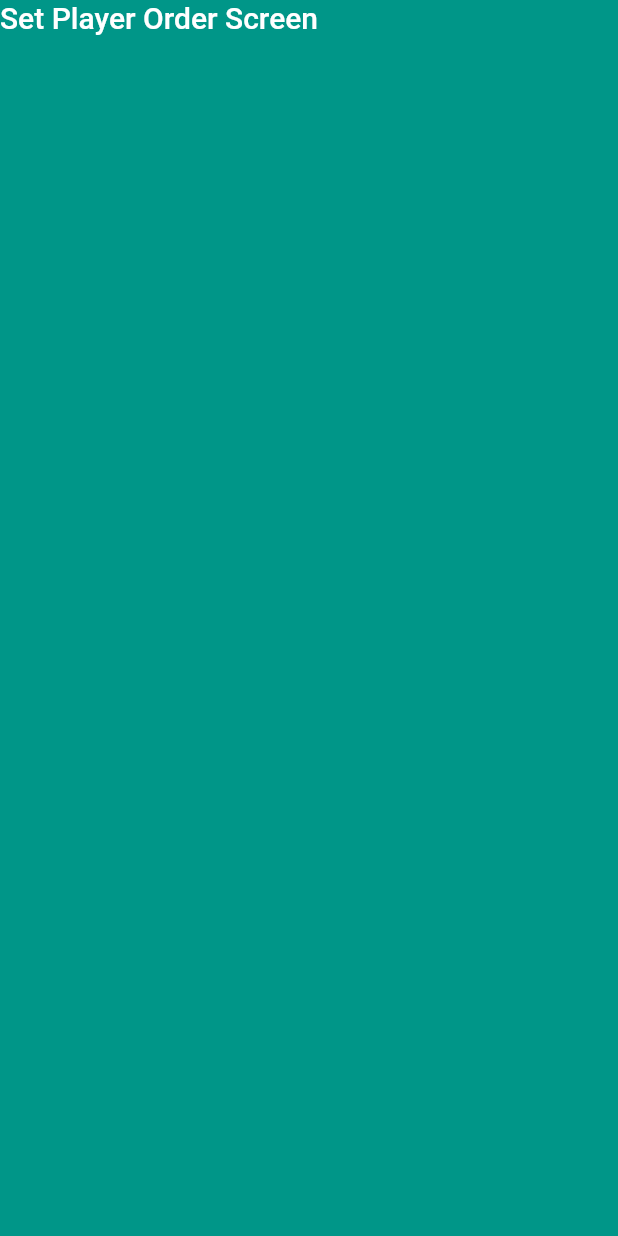
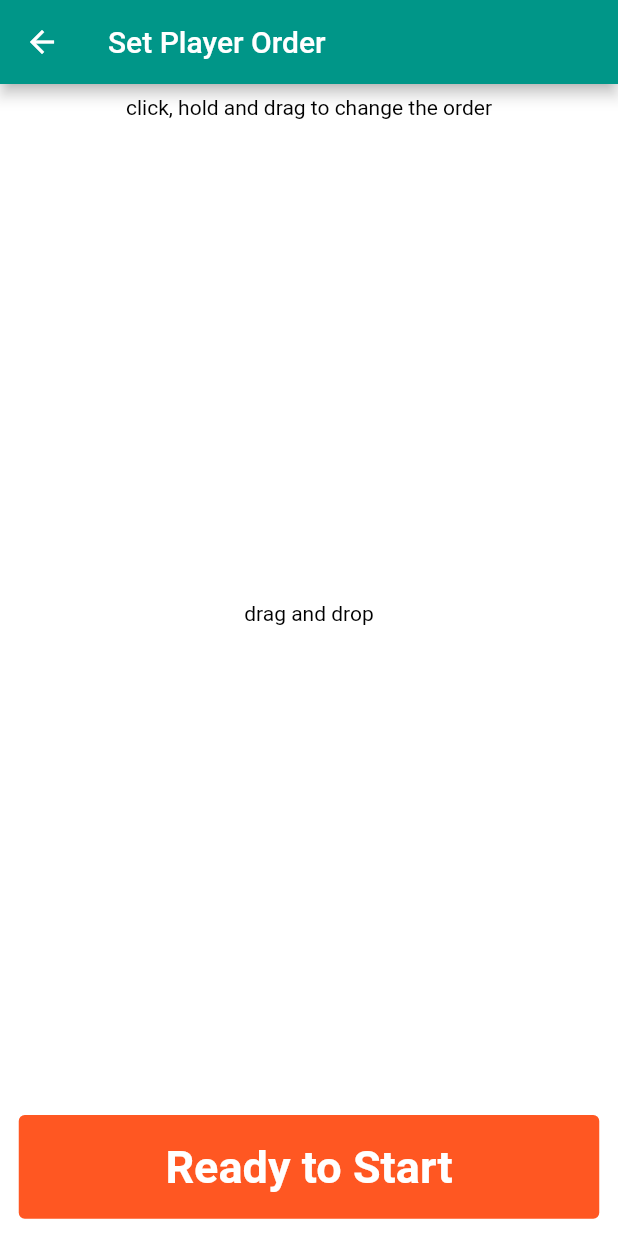
Before and after one commit to Kgresmer/farkle_scoreboard, a Flutter app: the SetPlayerOrderScreen screen opened by its route, on a phone screen of 412 x 824 dp. Run offline on Flutter 3.47's test engine with Material 2 defaults, Android fonts, the phone set to English and light mode, and no system bars.

Commit message:
Adding basic code for set roster and scoreboard. Navigation setup.

```diff
--- a/lib/screens/add_existing_player_screen.dart
+++ b/lib/screens/add_existing_player_screen.dart
@@ -62,7 +62,6 @@ class _AddExistingPlayerScreenState extends State<AddExistingPlayerScreen> {
 
   @override
   Widget build(BuildContext context) {
-    print('got in here');
     return Scaffold(
       backgroundColor: Colors.white,
       appBar: AppBar(
@@ -163,7 +162,7 @@ class _AddExistingPlayerScreenState extends State<AddExistingPlayerScreen> {
                                 backgroundColor: Colors.deepOrange,
                                 textStyle: TextStyle(
                                     fontSize: 30, fontWeight: FontWeight.bold)),
-                            onPressed: () => {},
+                            onPressed: () => backToFillYourRoster(context),
                             child: Text('Done'))),
                   ]),
             ),
--- a/lib/screens/fill_roster_screen.dart
+++ b/lib/screens/fill_roster_screen.dart
@@ -1,3 +1,4 @@
+import './set_player_order_screen.dart';
 import './add_existing_player_screen.dart';
 import '../models/Player.dart';
 import 'package:flutter/material.dart';
@@ -7,6 +8,10 @@ class FillRosterScreen extends StatelessWidget {
 
   void navToAddExistingPlayers(BuildContext ctx) {
     Navigator.of(ctx).pushNamed(AddExistingPlayerScreen.routeName);
+  }
+
+  void navToSetPlayerOrder(BuildContext ctx) {
+    Navigator.of(ctx).pushNamed(SetPlayerOrderScreen.routeName);
   }
 
   final List<Player> _roster = [
@@ -132,7 +137,7 @@ class FillRosterScreen extends StatelessWidget {
                                     textStyle: TextStyle(
                                         fontSize: 30,
                                         fontWeight: FontWeight.bold)),
-                                onPressed: () => {},
+                                onPressed: () => navToSetPlayerOrder(context),
                                 child: Text('Ready'))),
                       ]),
                 ],
--- a/lib/screens/scoreboard_screen.dart
+++ b/lib/screens/scoreboard_screen.dart
@@ -6,13 +6,17 @@ class ScoreboardScreen extends StatelessWidget {
   @override
   Widget build(BuildContext context) {
     return Scaffold(
-      appBar: null,
+      backgroundColor: Colors.white,
+      appBar: AppBar(
+        leading: Icon(Icons.arrow_back),
+        title: Text('Farkle Scoreboard'),
+      ),
       body: Column(
         children: <Widget>[
           Container(
             height: 300,
             width: double.infinity,
-            child: Text('Scoreboard Screen', style: Theme.of(context).textTheme.bodyText1,),
+            child: Text('Scoreboard Screen', style: Theme.of(context).textTheme.bodyText2,),
           ),
         ],
       ),
--- a/lib/screens/set_player_order_screen.dart
+++ b/lib/screens/set_player_order_screen.dart
@@ -1,21 +1,69 @@
+import './scoreboard_screen.dart';
+
+import '../models/Player.dart';
 import 'package:flutter/material.dart';
 
 class SetPlayerOrderScreen extends StatelessWidget {
   static const routeName = '/set-player-order';
 
+  final List<Player> _roster = [
+    Player(name: 'Kevin', color: 1, wins: 5, losses: 1, bestScore: 10200),
+    Player(name: 'Sigrid', color: 2, wins: 1, losses: 5, bestScore: 9900),
+    Player(name: 'Sam', color: 2, wins: 1, losses: 5, bestScore: 9900),
+    Player(name: 'Samantha', color: 2, wins: 1, losses: 5, bestScore: 9900),
+    Player(name: 'Steve', color: 2, wins: 1, losses: 5, bestScore: 9900),
+    Player(name: 'Wendy', color: 2, wins: 1, losses: 5, bestScore: 9900)
+  ];
+
+  void navToScoreboard(BuildContext ctx) {
+    Navigator.of(ctx).pushNamed(ScoreboardScreen.routeName);
+  }
+
   @override
   Widget build(BuildContext context) {
     return Scaffold(
-      appBar: null,
-      body: Column(
-        children: <Widget>[
-          Container(
-            height: 300,
-            width: double.infinity,
-            child: Text('Set Player Order Screen', style: Theme.of(context).textTheme.bodyText1,),
-          ),
-        ],
+      backgroundColor: Colors.white,
+      appBar: AppBar(
+        leading: Icon(Icons.arrow_back),
+        title: Text('Set Player Order'),
       ),
+      body: LayoutBuilder(builder: (ctx, constraints) {
+        return Column(
+          children: <Widget>[
+            Container(
+                height: constraints.maxHeight * .04,
+                child: Center(
+                  child: Text('click, hold and drag to change the order',
+                      style: Theme
+                          .of(context)
+                          .textTheme
+                          .bodyText2),)
+            ),
+            Container(
+              height: constraints.maxHeight * .84,
+              child: Center(child: Text('drag and drop'))
+            ),
+            Container(
+              height: constraints.maxHeight * .12,
+              width: double.infinity,
+              child: Row(
+                  mainAxisAlignment: MainAxisAlignment.spaceEvenly,
+                  children: <Widget>[
+                    Container(
+                        height: constraints.maxHeight * .09,
+                        width: constraints.maxWidth - 25,
+                        child: TextButton(
+                            style: TextButton.styleFrom(
+                                backgroundColor: Colors.deepOrange,
+                                textStyle: TextStyle(
+                                    fontSize: 30, fontWeight: FontWeight.bold)),
+                            onPressed: () => navToScoreboard(context),
+                            child: Text('Ready to Start'))),
+                  ]),
+            ),
+          ],
+        );
+      }),
     );
   }
 }
```
